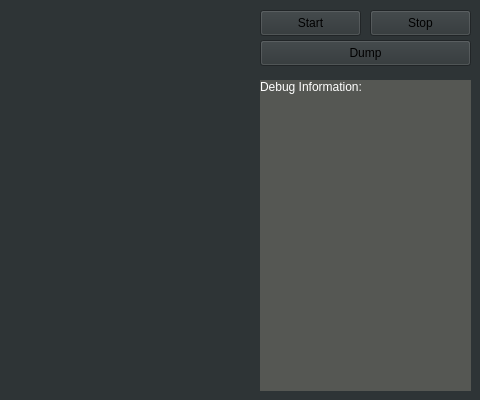
The window that demo/mainwindow.ui (hangxingliu/rk3399-face-detect-db) describes before a commit, drawn with Qt 5; both pictures show x 220 to 700 and y 0 to 400 of the 700 by 400 pixel window.
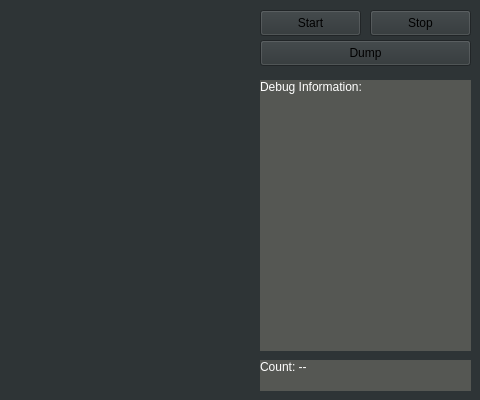
The same window after the commit.

Patch:
```diff
--- a/demo/mainwindow.ui
+++ b/demo/mainwindow.ui
@@ -75,7 +75,7 @@
       <x>480</x>
       <y>80</y>
       <width>211</width>
-      <height>311</height>
+      <height>271</height>
      </rect>
     </property>
     <property name="styleSheet">
@@ -92,6 +92,29 @@
      <number>5</number>
     </property>
    </widget>
+   <widget class="QLabel" name="txtCounter">
+    <property name="geometry">
+     <rect>
+      <x>480</x>
+      <y>360</y>
+      <width>211</width>
+      <height>31</height>
+     </rect>
+    </property>
+    <property name="styleSheet">
+     <string notr="true">background-color: rgb(85, 87, 83);
+color: rgb(255, 255, 255);</string>
+    </property>
+    <property name="text">
+     <string>Count: --</string>
+    </property>
+    <property name="alignment">
+     <set>Qt::AlignLeading|Qt::AlignLeft|Qt::AlignTop</set>
+    </property>
+    <property name="margin">
+     <number>5</number>
+    </property>
+   </widget>
   </widget>
  </widget>
  <layoutdefault spacing="6" margin="11"/>
```
Left out of the diff: 2 changed lines with no effect on the pictures.
